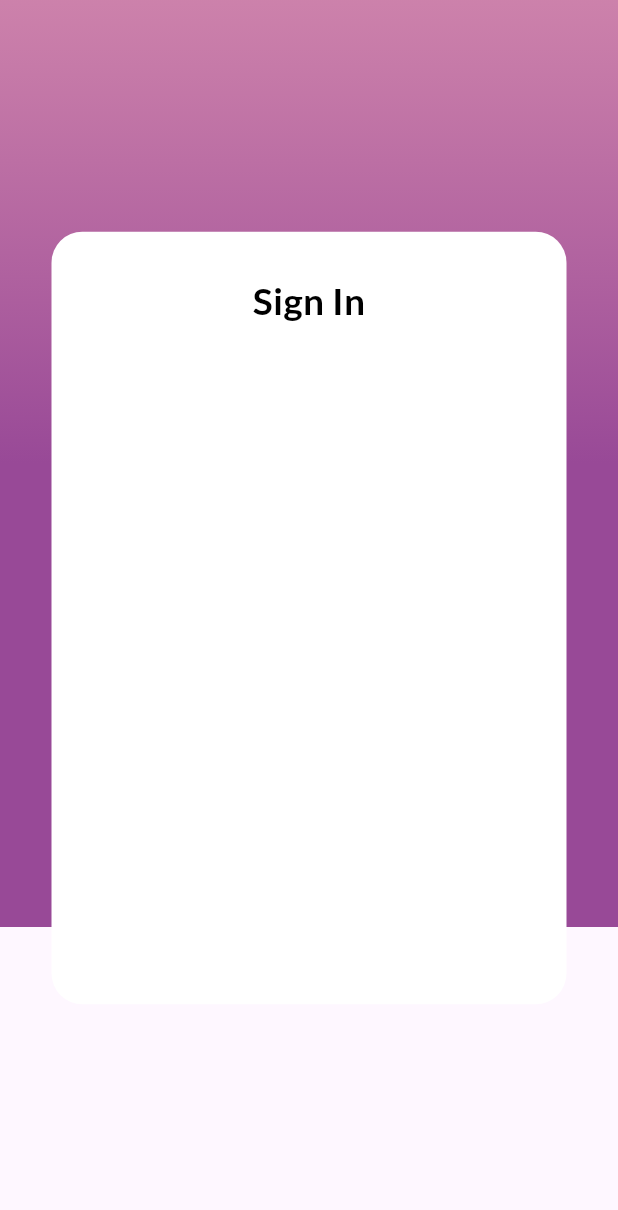
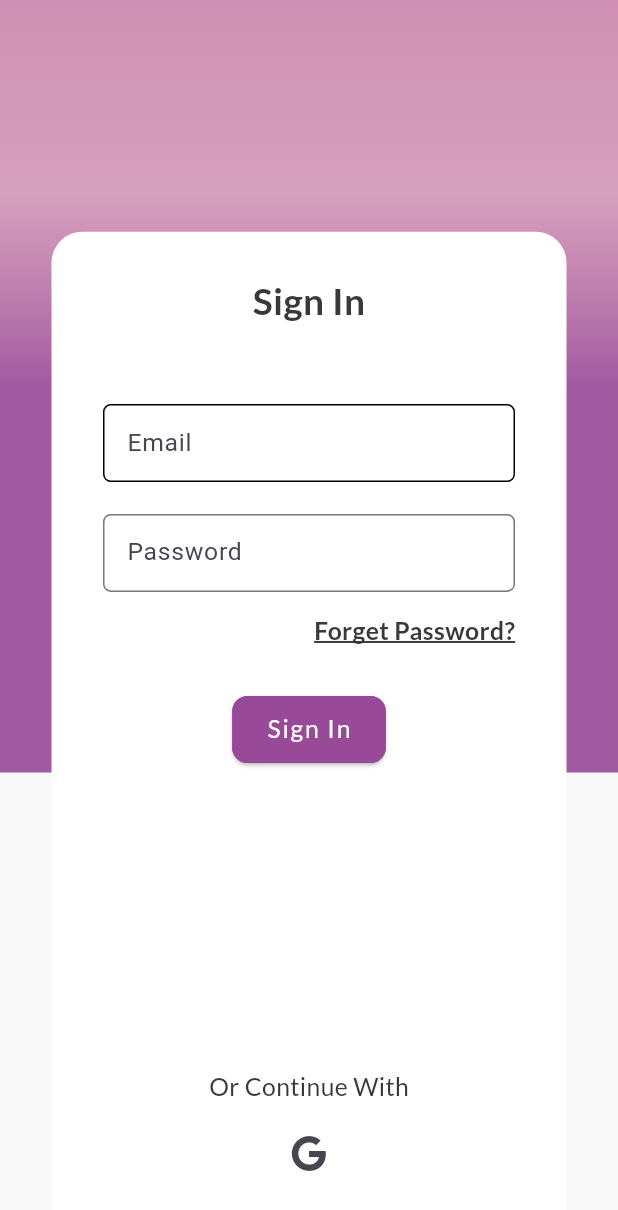
Before and after one commit to RuchikaFlutter/eshop, a Flutter app: the screen it shows after launch, on a phone screen of 412 x 824 dp. Shown: the top 1210 px of the screen. Run offline on Flutter 3.47's test engine with Material 3 defaults, Android fonts, the phone set to English and light mode, and no system bars; our stand-ins replace flutter_screenutil, font_awesome_flutter, google_fonts.

Commit message:
Day 2 Working on Login Screen

```diff
--- a/lib/modules/Login Module/login_page.dart
+++ b/lib/modules/Login Module/login_page.dart
@@ -1,43 +1,52 @@
 import 'package:e_shop/utils/app_color.dart';
 import 'package:e_shop/utils/app_string.dart';
+import 'package:e_shop/widgets/custom_elevated_button.dart';
 import 'package:e_shop/widgets/gap.dart';
 import 'package:e_shop/widgets/text_design.dart';
 import 'package:flutter/material.dart';
 import 'package:flutter_screenutil/flutter_screenutil.dart';
+import 'package:font_awesome_flutter/font_awesome_flutter.dart';
+import 'package:google_fonts/google_fonts.dart';
 
 class LoginPage extends StatelessWidget {
   const LoginPage({super.key});
 
-  @override
-  Widget build(BuildContext context) {
-    return Scaffold(
-      body: Stack(
-        children: [
-          Container(
+  Widget firstContainerForBackground() {
+    return Container(
       width: double.infinity,
-            height: 600.h,
+      height: 500.h,
       decoration: BoxDecoration(
         gradient: LinearGradient(
           colors: [
-                  AppColor.colorC06496.withOpacity(0.8),
-                  AppColor.color984997,
+            AppColor.colorC06496.withOpacity(0.7),
+            AppColor.colorC06496.withOpacity(0.6),
+            AppColor.color984997.withOpacity(0.9),
           ],
           begin: Alignment.topCenter,
           end: Alignment.center,
         ),
       ),
-          ),
-          Container(
+    );
+  }
+
+  Widget secondContainerForLoginDetail() {
+    return Container(
       margin: EdgeInsets.only(
         top: 150.h,
         left: 30.w,
         right: 30.w,
       ),
+      padding: EdgeInsets.symmetric(
+        horizontal: 30.w,
+      ),
       width: double.infinity,
-            height: 500.h,
+      height: double.infinity,
       decoration: BoxDecoration(
         color: AppColor.colorWhite,
-              borderRadius: BorderRadius.circular(20.r),
+        borderRadius: BorderRadius.only(
+          topLeft: Radius.circular(20.r),
+          topRight: Radius.circular(20.r),
+        ),
       ),
       child: Column(
         children: [
@@ -49,9 +58,99 @@ class LoginPage extends StatelessWidget {
             fontSize: 24,
             fontWeight: FontWeight.w600,
           ),
+          VerticalGap(
+            gap: 50.h,
+          ),
+          TextField(
+            style: GoogleFonts.lato(
+              color: AppColor.colorText,
+            ),
+            decoration: InputDecoration(
+              enabledBorder: OutlineInputBorder(
+                borderRadius: BorderRadius.circular(5.r),
+              ),
+              border: OutlineInputBorder(
+                borderRadius: BorderRadius.circular(5.r),
+              ),
+              labelText: AppString.email,
+            ),
+          ),
+          VerticalGap(
+            gap: 20.h,
+          ),
+          TextField(
+            style: GoogleFonts.lato(
+              color: AppColor.colorText,
+            ),
+            decoration: InputDecoration(
+              border: OutlineInputBorder(
+                borderRadius: BorderRadius.circular(5.r),
+              ),
+              labelText: AppString.password,
+            ),
+          ),
+          VerticalGap(
+            gap: 15.h,
+          ),
+          Align(
+            alignment: Alignment.centerRight,
+            child: GestureDetector(
+              child: Text(
+                AppString.forgetPassword,
+                style: GoogleFonts.lato(
+                  decoration: TextDecoration.underline,
+                  fontSize: 16.sp,
+                  fontWeight: FontWeight.w600,
+                  color: AppColor.colorText,
+                ),
+              ),
+            ),
+          ),
+          VerticalGap(
+            gap: 30.h,
+          ),
+          CustomElevatedButton(
+            onTab: () {},
+            borderRadius: 10,
+            text: AppString.signIn,
+            textColor: AppColor.colorWhite,
+          ),
+          const Spacer(),
+          socialLogin(),
         ],
       ),
+    );
+  }
+
+  Widget socialLogin() {
+    return Padding(
+      padding: EdgeInsets.symmetric(
+        vertical: 30.h,
       ),
+      child: Column(
+        children: [
+          TextDesign(
+            text: AppString.orContinueWith,
+          ),
+          VerticalGap(),
+          IconButton(
+              icon: const FaIcon(FontAwesomeIcons.google),
+              onPressed: () {
+                print("Pressed");
+              }),
+        ],
+      ),
+    );
+  }
+
+  @override
+  Widget build(BuildContext context) {
+    return Scaffold(
+      backgroundColor: AppColor.colorLoginBackground,
+      body: Stack(
+        children: [
+          firstContainerForBackground(),
+          secondContainerForLoginDetail(),
         ],
       ),
     );
--- a/lib/utils/app_color.dart
+++ b/lib/utils/app_color.dart
@@ -4,7 +4,9 @@ class AppColor {
 
   static const Color colorWhite = Color(0xffFFFFFF);
   static const Color colorBlack = Color(0xff000000);
+  static const Color colorText = Color(0xff393939);
   static const Color colorC06496 = Color(0xffC06496);
   static const Color color984997 = Color(0xff984997);
+  static const Color colorLoginBackground = Color(0xfff8f8f8);
 
 }
--- a/lib/utils/app_string.dart
+++ b/lib/utils/app_string.dart
@@ -2,5 +2,9 @@ class AppString {
 
   static const String signIn = 'Sign In';
   static const String signUp = 'Sign Up';
+  static const String email = 'Email';
+  static const String password = 'Password';
+  static const String forgetPassword = 'Forget Password?';
+  static const String orContinueWith = 'Or Continue With';
 
 }
--- /dev/null
+++ b/lib/widgets/custom_elevated_button.dart
@@ -0,0 +1,52 @@
+import 'package:e_shop/utils/app_color.dart';
+import 'package:e_shop/widgets/text_design.dart';
+import 'package:flutter/material.dart';
+import 'package:flutter_screenutil/flutter_screenutil.dart';
+
+class CustomElevatedButton extends StatelessWidget {
+  const CustomElevatedButton({
+    required this.onTab,
+    required this.text,
+    this.buttonBackGround,
+    this.borderColor,
+    this.textColor,
+    this.textStyle,
+    this.padding,
+    this.fontWeight,
+    this.fontSize,
+    this.borderRadius,
+    super.key,
+  });
+
+  final String text;
+  final EdgeInsetsGeometry? padding;
+  final void Function() onTab;
+  final TextStyle? textStyle;
+  final Color? buttonBackGround;
+  final Color? borderColor;
+  final Color? textColor;
+  final FontWeight? fontWeight;
+  final double? fontSize;
+  final double? borderRadius;
+
+  @override
+  Widget build(BuildContext context) {
+    return ElevatedButton(
+      autofocus: true,
+      onPressed: onTab,
+      style: ElevatedButton.styleFrom(
+        shape: RoundedRectangleBorder(
+          borderRadius: BorderRadius.circular(
+            borderRadius?.r ?? 30.0.r,
+          ),
+        ),
+        side: BorderSide(
+          color: borderColor ?? AppColor.color984997,
+        ),
+        backgroundColor: buttonBackGround ?? AppColor.color984997,
+        padding: padding ?? EdgeInsets.symmetric(vertical: 12.h, horizontal: 20.w),
+      ),
+      child: TextDesign(text: text, fontWeight: fontWeight, fontSize: fontSize, color: textColor,),
+    );
+  }
+}
--- a/lib/widgets/text_design.dart
+++ b/lib/widgets/text_design.dart
@@ -26,7 +26,7 @@ class TextDesign extends StatelessWidget {
       overflow: TextOverflow.ellipsis,
       maxLines: maxLines ?? 100,
       style: GoogleFonts.lato(
-        color: color ?? AppColor.colorBlack,
+        color: color ?? AppColor.colorText,
         fontWeight: fontWeight ?? FontWeight.w500,
         fontSize: fontSize?.sp ?? 16.sp,
       ),
--- a/pubspec.yaml
+++ b/pubspec.yaml
@@ -32,6 +32,7 @@ dependencies:
     sdk: flutter
   google_fonts: ^6.1.0
   flutter_screenutil: ^5.9.0
+  font_awesome_flutter: ^10.6.0
 
   # The following adds the Cupertino Icons font to your application.
   # Use with the CupertinoIcons class for iOS style icons.
```
Also changed, not shown: pubspec.lock. Lines whose indentation alone changed are shown as unchanged.
